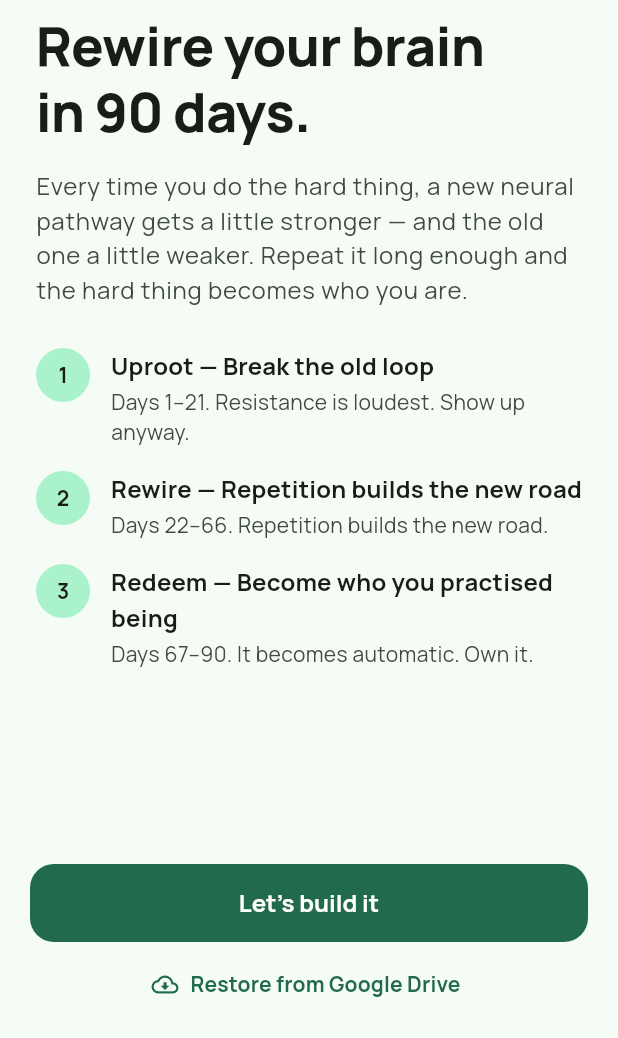
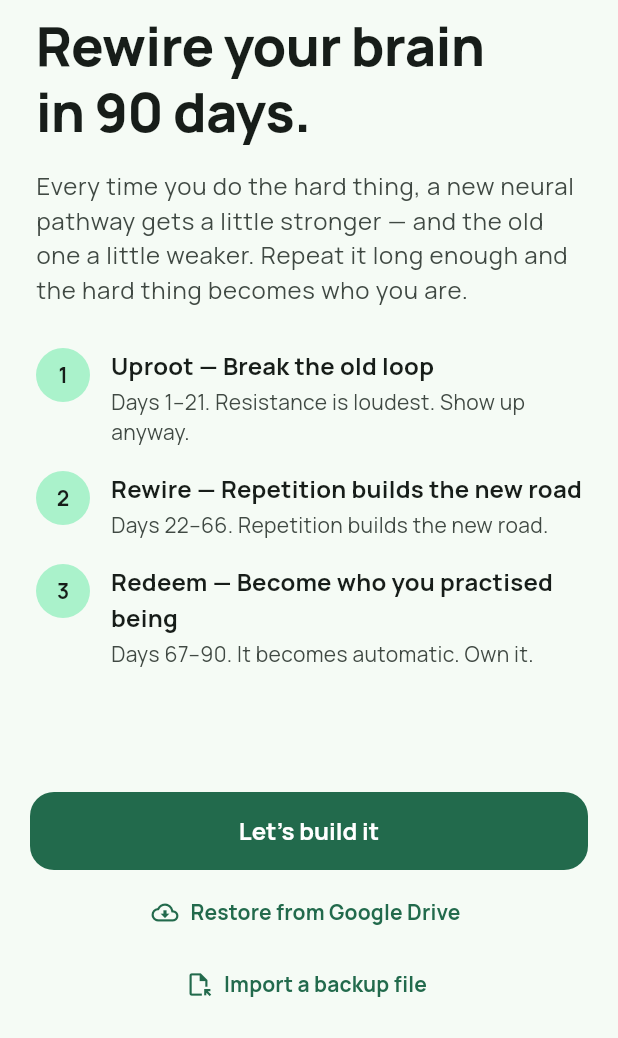
Before and after one commit to yasirfaizahmed/redemption, a Flutter app: the screen it shows after launch, on a phone screen of 412 x 824 dp, the part 198-1236 px from its top. Run offline on Flutter 3.47's test engine with Material 3 defaults, Android fonts, the phone set to English and light mode, and no system bars; drawn by our look-alikes of dynamic_color; our stand-ins replace confetti, cross_file, cupertino_ui, drift, drift_flutter, file_picker and 12 more; missing offline and left inert: google_sign_in_platform_interface; accounts and stored records are empty; generated files the repository leaves out were written again; statements that could not run were skipped.

Commit message:
Import data from any version, with a v1.0.0 compatibility fixture
- "Import a backup file" on the welcome screen, so a fresh install can
  take over data without creating a journey first; Settings → Import
  data uses the same flow (with a replace confirmation).
- Backups are recognised by content (ZIP or bare backup.json), not by
  file extension, and the picker accepts any file: Android pickers
  often can't filter .zip. Unreadable rows are reported cleanly; the
  import is one transaction, so a failed import changes nothing.
- Imports report what came in (journeys, trackers, entries, photos).
- test/fixtures/redemption-backup-v1.0.0.zip was exported by the
  v1.0.0 release code; tests import it, score the old days, keep
  logging on day 3, re-export it and refuse non-backups.

Co-Authored-By: Claude Opus 5.5 <noreply@anthropic.com>
Claude-Session: https://claude.ai/code/session_01T5uD5dN1D85R7k6m4eAXEG

```diff
--- a/lib/features/onboarding/onboarding_screen.dart
+++ b/lib/features/onboarding/onboarding_screen.dart
@@ -9,6 +9,7 @@ import '../../domain/templates.dart';
 import '../../state/drive_sync.dart';
 import '../../state/providers.dart';
 import '../journey/journey_form.dart';
+import '../settings/backup_import.dart';
 import '../settings/drive_backup.dart';
 
 /// First-run flow: the why → pick a template → shape the journey.
@@ -31,6 +32,19 @@ class _OnboardingScreenState extends ConsumerState<OnboardingScreen> {
   Day? _start;
   int _dayStart = 180;
   bool _busy = false;
+  bool _importing = false;
+
+  /// Already have data (an older version, another phone)? Bring it in.
+  Future<void> _importBackup() async {
+    final summary = await importBackupFile(
+      context,
+      ref,
+      replacing: false,
+      onImporting: () => setState(() => _importing = true),
+    );
+    // On success the router leaves onboarding as soon as the journey exists.
+    if (summary == null && mounted) setState(() => _importing = false);
+  }
 
   @override
   void dispose() {
@@ -119,7 +133,8 @@ class _OnboardingScreenState extends ConsumerState<OnboardingScreen> {
                             freshInstall: true,
                           )
                         : null,
-                    restoring: ref.watch(driveSyncProvider).busy,
+                    onImport: _importBackup,
+                    restoring: ref.watch(driveSyncProvider).busy || _importing,
                   ),
                   _TemplatePage(
                     selected: _template,
@@ -158,9 +173,13 @@ class _WelcomePage extends StatelessWidget {
   const _WelcomePage({
     required this.onNext,
     required this.onRestore,
+    required this.onImport,
     required this.restoring,
   });
   final VoidCallback onNext;
+
+  /// Import a backup file exported by any version of the app.
+  final VoidCallback onImport;
 
   /// Reinstalled? Bring the journey back from Google Drive. Null when Drive
   /// backup isn't available on this device.
@@ -248,7 +267,7 @@ class _WelcomePage extends StatelessWidget {
           ),
         ),
         Padding(
-          padding: EdgeInsets.fromLTRB(20, 8, 20, onRestore == null ? 16 : 4),
+          padding: const EdgeInsets.fromLTRB(20, 8, 20, 4),
           child: SizedBox(
             width: double.infinity,
             child: FilledButton(
@@ -257,27 +276,45 @@ class _WelcomePage extends StatelessWidget {
             ),
           ),
         ),
-        if (onRestore != null)
-          Padding(
-            padding: const EdgeInsets.fromLTRB(20, 0, 20, 12),
-            child: SizedBox(
-              width: double.infinity,
-              child: TextButton.icon(
-                onPressed: restoring ? null : onRestore,
-                icon: restoring
-                    ? const SizedBox.square(
+        Padding(
+          padding: const EdgeInsets.fromLTRB(20, 0, 20, 12),
+          child: restoring
+              ? Padding(
+                  padding: const EdgeInsets.symmetric(vertical: 12),
+                  child: Row(
+                    mainAxisAlignment: MainAxisAlignment.center,
+                    children: [
+                      const SizedBox.square(
                         dimension: 18,
                         child: CircularProgressIndicator(strokeWidth: 2),
-                      )
-                    : const Icon(Icons.cloud_download_outlined),
-                label: Text(
-                  restoring
-                      ? 'Bringing your journey back…'
-                      : 'Restore from Google Drive',
+                      ),
+                      const SizedBox(width: 12),
+                      Flexible(
+                        child: Text(
+                          'Bringing your journey back…',
+                          style: theme.textTheme.bodyMedium,
+                        ),
+                      ),
+                    ],
+                  ),
+                )
+              : Wrap(
+                  alignment: WrapAlignment.center,
+                  children: [
+                    if (onRestore != null)
+                      TextButton.icon(
+                        onPressed: onRestore,
+                        icon: const Icon(Icons.cloud_download_outlined),
+                        label: const Text('Restore from Google Drive'),
+                      ),
+                    TextButton.icon(
+                      onPressed: onImport,
+                      icon: const Icon(Icons.file_open_outlined),
+                      label: const Text('Import a backup file'),
+                    ),
+                  ],
                 ),
-              ),
-            ),
-          ),
+        ),
       ],
     );
   }
--- /dev/null
+++ b/lib/features/settings/backup_import.dart
@@ -0,0 +1,85 @@
+import 'package:file_picker/file_picker.dart';
+import 'package:flutter_riverpod/flutter_riverpod.dart';
+import 'package:logging/logging.dart';
+import 'package:material_ui/material_ui.dart';
+
+import '../../core/widgets/common.dart';
+import '../../data/backup/backup_service.dart';
+import '../../state/providers.dart';
+
+final _log = Logger('Import');
+
+/// A file the user picked: its name and content.
+typedef PickedBackup = ({String name, List<int> bytes});
+
+/// Opens the system file picker. Any file type is allowed — Android pickers
+/// often don't map `.zip`/`.json` to a filter — and the content decides
+/// whether it is a backup. Overridden in tests.
+final backupFilePickerProvider = Provider<Future<PickedBackup?> Function()>(
+  (ref) => () async {
+    final picked = await FilePicker.pickFile(
+      dialogTitle: 'Choose a Redemption backup',
+    );
+    if (picked == null) return null;
+    return (name: picked.name, bytes: await picked.readAsBytes());
+  },
+);
+
+/// Lets the user pick a backup (ZIP or JSON exported by any version of
+/// Redemption) and imports it, replacing what is on this phone.
+///
+/// [replacing] asks for confirmation first (there is data to lose).
+/// [onImporting] is called once the file is picked and the import starts.
+/// Returns what was imported, or null if canceled or failed (failures are
+/// shown to the user).
+Future<ImportSummary?> importBackupFile(
+  BuildContext context,
+  WidgetRef ref, {
+  required bool replacing,
+  VoidCallback? onImporting,
+}) async {
+  if (replacing) {
+    final ok = await confirm(
+      context,
+      title: 'Import data from a backup?',
+      message:
+          'Everything on this phone — journeys, trackers, entries, photos and '
+          'settings — will be replaced by the backup. Export a backup first '
+          'if you want to keep the current data.',
+      confirmLabel: 'Choose file',
+      destructive: true,
+    );
+    if (!ok || !context.mounted) return null;
+  }
+  // Read everything needed up front: after a first-run import the router
+  // leaves the onboarding screen, unmounting the caller.
+  final messenger = ScaffoldMessenger.of(context);
+  final pick = ref.read(backupFilePickerProvider);
+  final backup = ref.read(backupServiceProvider);
+  void snack(String message) => messenger
+    ..hideCurrentSnackBar()
+    ..showSnackBar(SnackBar(content: Text(message)));
+
+  final PickedBackup? file;
+  try {
+    file = await pick();
+  } catch (e, s) {
+    _log.warning('Picking a backup failed', e, s);
+    snack('Couldn’t open that file: $e');
+    return null;
+  }
+  if (file == null) return null;
+  onImporting?.call();
+  try {
+    final summary = await backup.importBytes(file.bytes);
+    snack('Imported ${summary.describe()}. Welcome back.');
+    return summary;
+  } on BackupException catch (e) {
+    _log.warning('Import of ${file.name} refused: ${e.message}');
+    snack(e.message);
+  } catch (e, s) {
+    _log.severe('Import of ${file.name} failed', e, s);
+    snack('Import failed: $e');
+  }
+  return null;
+}
```
Also changed, not shown: lib/data/backup/backup_service.dart (+80 -16 lines), lib/features/settings/settings_screen.dart (+8 -38 lines), 3 other files.
